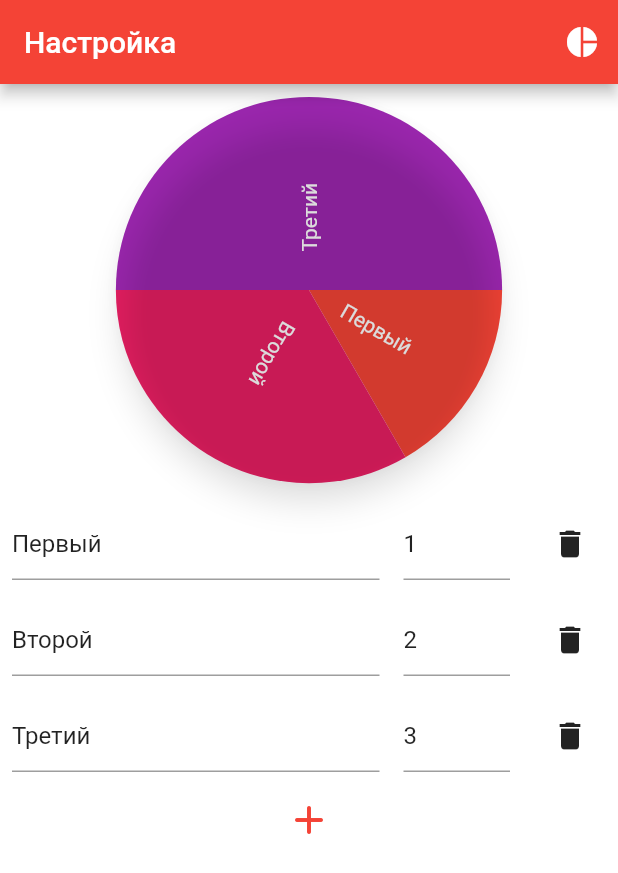
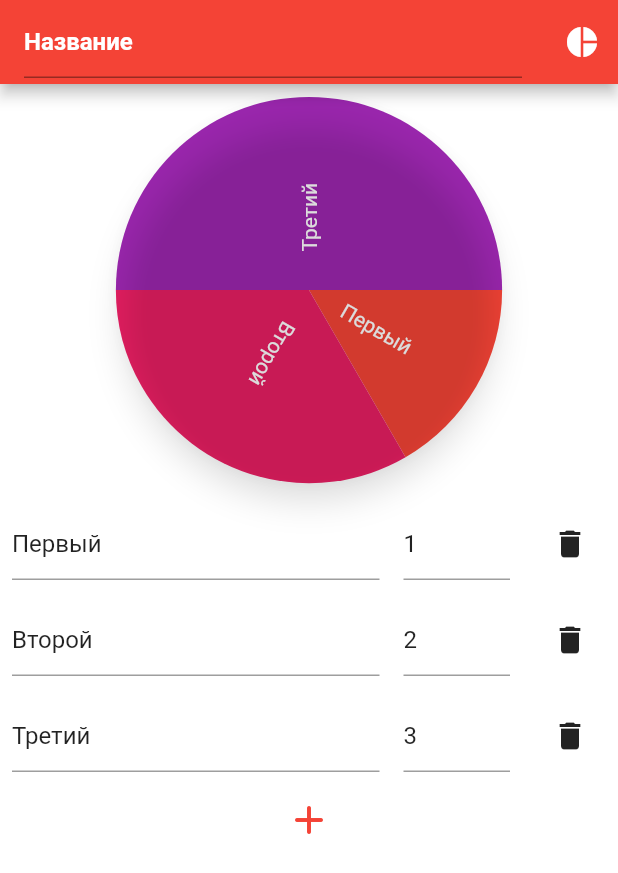
Before and after one commit to peaashmeter/fortune-wheel, a Flutter app: the screen it shows after launch, after a tap on the "edit" icon, on a phone screen of 412 x 824 dp. Shown: the top 873 px of the screen. Run offline on Flutter 3.47's test engine with Material 2 defaults, Android fonts, the light colour scheme and no system bars.

Commit message:
Allowed to name the chart

```diff
--- a/lib/main.dart
+++ b/lib/main.dart
@@ -9,6 +9,7 @@ void main() {
         colorScheme: ColorScheme.fromSwatch(
             primarySwatch: Colors.red, backgroundColor: Colors.white)),
     home: const PiePage(
-        [PieEntry('Первый', 1), PieEntry('Второй', 2), PieEntry('Третий', 3)]),
+        [PieEntry('Первый', 1), PieEntry('Второй', 2), PieEntry('Третий', 3)],
+        'Название'),
   ));
 }
--- a/lib/pie.dart
+++ b/lib/pie.dart
@@ -5,7 +5,8 @@ import 'package:flutter/material.dart';
 
 class PiePage extends StatelessWidget {
   final List<PieEntry> data;
-  const PiePage(this.data, {Key? key}) : super(key: key);
+  final String title;
+  const PiePage(this.data, this.title, {Key? key}) : super(key: key);
 
   @override
   Widget build(BuildContext context) {
@@ -13,14 +14,14 @@ class PiePage extends StatelessWidget {
 
     return Scaffold(
       appBar: AppBar(
-        title: const Text('Рулетка'),
+        title: Text(title),
         actions: [
           IconButton(
               onPressed: () {
                 Navigator.pushReplacement(
                     context,
                     MaterialPageRoute(
-                      builder: (context) => SetupPage(List.from(data)),
+                      builder: (context) => SetupPage(List.from(data), title),
                     ));
               },
               icon: const Icon(Icons.edit))
--- a/lib/setup.dart
+++ b/lib/setup.dart
@@ -7,15 +7,19 @@ import 'package:provider/provider.dart';
 
 class SetupPage extends StatefulWidget {
   final List<PieEntry> data;
-  const SetupPage(this.data, {Key? key}) : super(key: key);
+  final String title;
+  const SetupPage(this.data, this.title, {Key? key}) : super(key: key);
 
   @override
   State<SetupPage> createState() => _SetupPageState();
 }
 
 class _SetupPageState extends State<SetupPage> {
+  late TextEditingController titleController;
+
   @override
   void initState() {
+    titleController = TextEditingController(text: widget.title);
     super.initState();
   }
 
@@ -32,14 +36,21 @@ class _SetupPageState extends State<SetupPage> {
         create: (context) => DataModel(widget.data),
         child: Scaffold(
           appBar: AppBar(
-            title: const Text('Настройка'),
+            title: TextField(
+              controller: titleController,
+              style: const TextStyle(
+                  color: Colors.white, fontWeight: FontWeight.w600),
+              cursorColor: Colors.white,
+              textCapitalization: TextCapitalization.sentences,
+            ),
             actions: [
               IconButton(
                   onPressed: () {
                     Navigator.pushReplacement(
                         context,
                         MaterialPageRoute(
-                          builder: (context) => PiePage(List.from(widget.data)),
+                          builder: (context) => PiePage(
+                              List.from(widget.data), titleController.text),
                         ));
                   },
                   icon: const Icon(Icons.pie_chart))
@@ -183,6 +194,7 @@ class FormEntry extends StatelessWidget {
                     data.setEntry(
                         index, PieEntry(text, data.getValueByIndex(index)));
                   },
+                  textCapitalization: TextCapitalization.sentences,
                 ),
               ),
             )),
@@ -217,6 +229,7 @@ class FormEntry extends StatelessWidget {
                           data.getValueByIndex(index).toStringAsFixed(0);
                     }
                   },
+                  keyboardType: TextInputType.number,
                 ),
               ),
             )),
```
